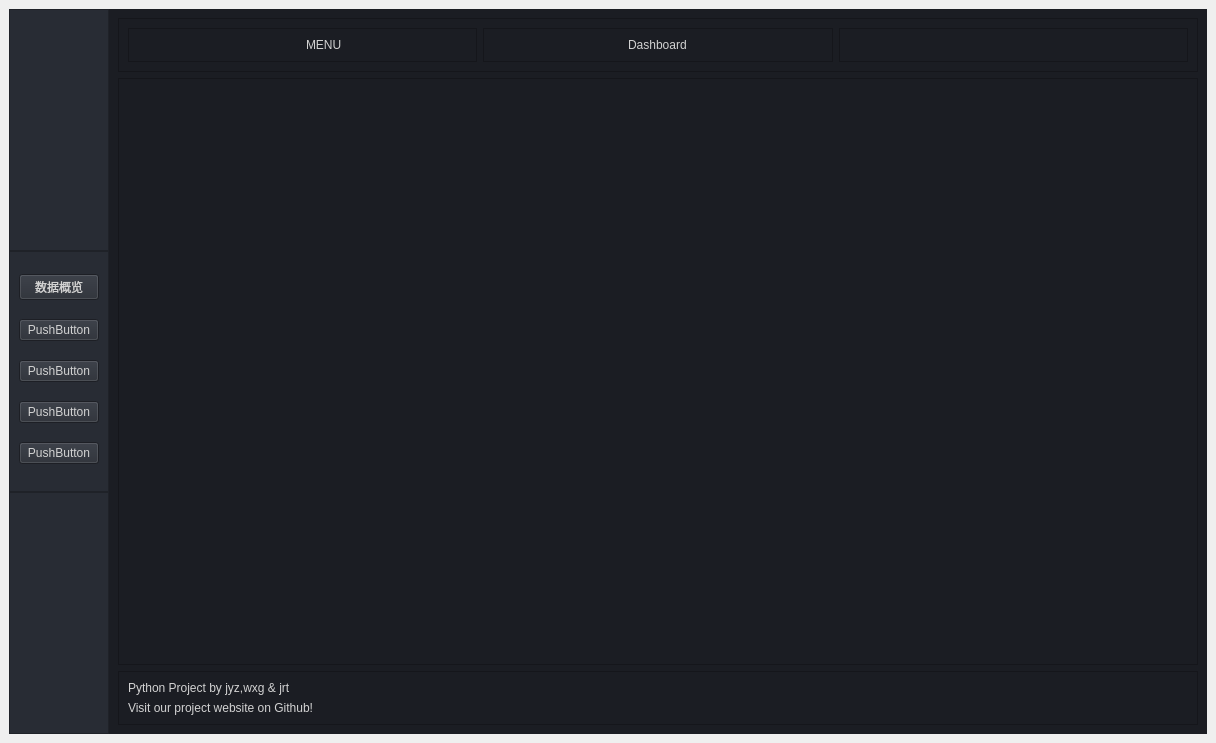
First picture: the form in 2.ui, repository LaiAng8086/PythonProject, before the edit.
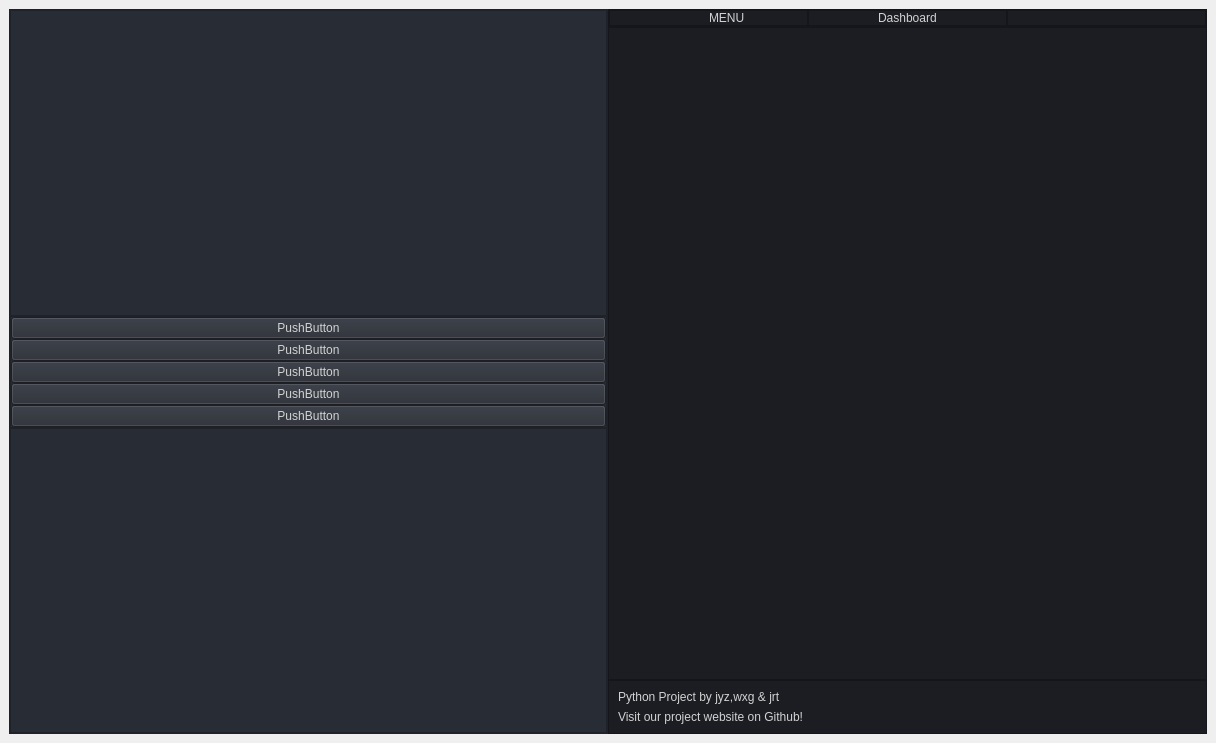
Second picture: the form after the edit. Icons and pictures are not drawn. Custom widgets are drawn as their Qt base class.

Diff of the .ui file:
```diff
--- a/2.ui
+++ b/2.ui
@@ -250,28 +250,28 @@
         <number>0</number>
        </property>
        <item>
-        <widget class="QFrame" name="frame_leftmenu">
+        <widget class="QCustomSlideMenu" name="widget_leftmenu" native="true">
          <property name="sizePolicy">
           <sizepolicy hsizetype="Expanding" vsizetype="Expanding">
            <horstretch>0</horstretch>
            <verstretch>0</verstretch>
           </sizepolicy>
          </property>
+         <property name="minimumSize">
+          <size>
+           <width>0</width>
+           <height>721</height>
+          </size>
+         </property>
          <property name="maximumSize">
           <size>
-           <width>100</width>
+           <width>16777215</width>
            <height>16777215</height>
           </size>
          </property>
          <property name="styleSheet">
           <string notr="true">background-color: rgb(40, 44, 52);</string>
          </property>
-         <property name="frameShape">
-          <enum>QFrame::NoFrame</enum>
-         </property>
-         <property name="frameShadow">
-          <enum>QFrame::Raised</enum>
-         </property>
          <layout class="QVBoxLayout" name="verticalLayout">
           <property name="spacing">
            <number>0</number>
@@ -289,30 +289,13 @@
            <number>0</number>
           </property>
           <item>
-           <widget class="QFrame" name="frame_3">
-            <property name="frameShape">
-             <enum>QFrame::StyledPanel</enum>
+           <widget class="QFrame" name="frame">
+            <property name="sizePolicy">
+             <sizepolicy hsizetype="Expanding" vsizetype="Expanding">
+              <horstretch>0</horstretch>
+              <verstretch>0</verstretch>
+             </sizepolicy>
             </property>
-            <property name="frameShadow">
-             <enum>QFrame::Raised</enum>
-            </property>
-            <widget class="QPushButton" name="pushButton">
-             <property name="geometry">
-              <rect>
-               <x>130</x>
-               <y>80</y>
-               <width>75</width>
-               <height>24</height>
-              </rect>
-             </property>
-             <property name="text">
-              <string>PushButton</string>
-             </property>
-            </widget>
-           </widget>
-          </item>
-          <item>
-           <widget class="QFrame" name="frame_4">
             <property name="frameShape">
              <enum>QFrame::StyledPanel</enum>
             </property>
@@ -320,64 +303,184 @@
              <enum>QFrame::Raised</enum>
             </property>
             <layout class="QVBoxLayout" name="verticalLayout_2">
+             <property name="spacing">
+              <number>0</number>
+             </property>
+             <property name="leftMargin">
+              <number>0</number>
+             </property>
+             <property name="topMargin">
+              <number>0</number>
+             </property>
+             <property name="rightMargin">
+              <number>0</number>
+             </property>
+             <property name="bottomMargin">
+              <number>0</number>
+             </property>
              <item>
-              <widget class="QPushButton" name="pushButton_6">
-               <property name="text">
-                <string>数据概览</string>
+              <widget class="QFrame" name="frame_3">
+               <property name="sizePolicy">
+                <sizepolicy hsizetype="Preferred" vsizetype="Expanding">
+                 <horstretch>0</horstretch>
+                 <verstretch>0</verstretch>
+                </sizepolicy>
                </property>
-               <property name="icon">
-                <iconset resource="files.qrc">
-                 <normaloff>:/20x20/icons/20x20/cil-list.png</normaloff>:/20x20/icons/20x20/cil-list.png</iconset>
+               <property name="frameShape">
+                <enum>QFrame::StyledPanel</enum>
                </property>
-               <property name="iconSize">
-                <size>
-                 <width>20</width>
-                 <height>20</height>
-                </size>
+               <property name="frameShadow">
+                <enum>QFrame::Raised</enum>
                </property>
               </widget>
              </item>
-             <item>
-              <widget class="QPushButton" name="pushButton_2">
-               <property name="text">
-                <string>PushButton</string>
+             <item alignment="Qt::AlignVCenter">
+              <widget class="QFrame" name="frame_4">
+               <property name="sizePolicy">
+                <sizepolicy hsizetype="Preferred" vsizetype="Expanding">
+                 <horstretch>0</horstretch>
+                 <verstretch>0</verstretch>
+                </sizepolicy>
                </property>
-              </widget>
-             </item>
-             <item>
-              <widget class="QPushButton" name="pushButton_3">
-               <property name="text">
-                <string>PushButton</string>
+               <property name="frameShape">
+                <enum>QFrame::StyledPanel</enum>
                </property>
-              </widget>
-             </item>
-             <item>
-              <widget class="QPushButton" name="pushButton_5">
-               <property name="text">
-                <string>PushButton</string>
+               <property name="frameShadow">
+                <enum>QFrame::Raised</enum>
                </property>
+               <layout class="QVBoxLayout" name="verticalLayout_8">
+                <property name="spacing">
+                 <number>0</number>
+                </property>
+                <property name="leftMargin">
+                 <number>0</number>
+                </property>
+                <property name="topMargin">
+                 <number>0</number>
+                </property>
+                <property name="rightMargin">
+                 <number>0</number>
+                </property>
+                <property name="bottomMargin">
+                 <number>0</number>
+                </property>
+                <item>
+                 <widget class="QPushButton" name="Btn_1">
+                  <property name="sizePolicy">
+                   <sizepolicy hsizetype="Minimum" vsizetype="Expanding">
+                    <horstretch>0</horstretch>
+                    <verstretch>0</verstretch>
+                   </sizepolicy>
+                  </property>
+                  <property name="maximumSize">
+                   <size>
+                    <width>16777215</width>
+                    <height>30</height>
+                   </size>
+                  </property>
+                  <property name="text">
+                   <string>PushButton</string>
+                  </property>
+                 </widget>
+                </item>
+                <item>
+                 <widget class="QPushButton" name="Btn_2">
+                  <property name="sizePolicy">
+                   <sizepolicy hsizetype="Minimum" vsizetype="Expanding">
+                    <horstretch>0</horstretch>
+                    <verstretch>0</verstretch>
+                   </sizepolicy>
+                  </property>
+                  <property name="maximumSize">
+                   <size>
+                    <width>16777215</width>
+                    <height>30</height>
+                   </size>
+                  </property>
+                  <property name="text">
+                   <string>PushButton</string>
+                  </property>
+                 </widget>
+                </item>
+                <item>
+                 <widget class="QPushButton" name="Btn_3">
+                  <property name="sizePolicy">
+                   <sizepolicy hsizetype="Minimum" vsizetype="Expanding">
+                    <horstretch>0</horstretch>
+                    <verstretch>0</verstretch>
+                   </sizepolicy>
+                  </property>
+                  <property name="maximumSize">
+                   <size>
+                    <width>16777215</width>
+                    <height>30</height>
+                   </size>
+                  </property>
+                  <property name="text">
+                   <string>PushButton</string>
+                  </property>
+                 </widget>
+                </item>
+                <item>
+                 <widget class="QPushButton" name="Btn_4">
+                  <property name="sizePolicy">
+                   <sizepolicy hsizetype="Minimum" vsizetype="Expanding">
+                    <horstretch>0</horstretch>
+                    <verstretch>0</verstretch>
+                   </sizepolicy>
+                  </property>
+                  <property name="maximumSize">
+                   <size>
+                    <width>16777215</width>
+                    <height>30</height>
+                   </size>
+                  </property>
+                  <property name="text">
+                   <string>PushButton</string>
+                  </property>
+                 </widget>
+                </item>
+                <item>
+                 <widget class="QPushButton" name="Btn_5">
+                  <property name="sizePolicy">
+                   <sizepolicy hsizetype="Minimum" vsizetype="Expanding">
+                    <horstretch>0</horstretch>
+                    <verstretch>0</verstretch>
+                   </sizepolicy>
+                  </property>
+                  <property name="maximumSize">
+                   <size>
+                    <width>16777215</width>
+                    <height>30</height>
+                   </size>
+                  </property>
+                  <property name="text">
+                   <string>PushButton</string>
+                  </property>
+                 </widget>
+                </item>
+               </layout>
               </widget>
              </item>
              <item>
-              <widget class="QPushButton" name="pushButton_4">
-               <property name="text">
-                <string>PushButton</string>
+              <widget class="QFrame" name="frame_5">
+               <property name="sizePolicy">
+                <sizepolicy hsizetype="Preferred" vsizetype="Expanding">
+                 <horstretch>0</horstretch>
+                 <verstretch>0</verstretch>
+                </sizepolicy>
+               </property>
+               <property name="frameShape">
+                <enum>QFrame::StyledPanel</enum>
+               </property>
+               <property name="frameShadow">
+                <enum>QFrame::Raised</enum>
                </property>
               </widget>
              </item>
             </layout>
            </widget>
           </item>
-          <item>
-           <widget class="QFrame" name="frame_5">
-            <property name="frameShape">
-             <enum>QFrame::StyledPanel</enum>
-            </property>
-            <property name="frameShadow">
-             <enum>QFrame::Raised</enum>
-            </property>
-           </widget>
-          </item>
          </layout>
         </widget>
        </item>
@@ -399,6 +502,21 @@
           <enum>QFrame::Raised</enum>
          </property>
          <layout class="QVBoxLayout" name="verticalLayout_3">
+          <property name="spacing">
+           <number>0</number>
+          </property>
+          <property name="leftMargin">
+           <number>0</number>
+          </property>
+          <property name="topMargin">
+           <number>0</number>
+          </property>
+          <property name="rightMargin">
+           <number>0</number>
+          </property>
+          <property name="bottomMargin">
+           <number>0</number>
+          </property>
           <item>
            <widget class="QFrame" name="frame_top">
             <property name="frameShape">
@@ -408,6 +526,21 @@
              <enum>QFrame::Raised</enum>
             </property>
             <layout class="QHBoxLayout" name="horizontalLayout_4">
+             <property name="spacing">
+              <number>0</number>
+             </property>
+             <property name="leftMargin">
+              <number>0</number>
+             </property>
+             <property name="topMargin">
+              <number>0</number>
+             </property>
+             <property name="rightMargin">
+              <number>0</number>
+             </property>
+             <property name="bottomMargin">
+              <number>0</number>
+             </property>
              <item>
               <widget class="QFrame" name="frame_9">
                <property name="frameShape">
@@ -417,8 +550,23 @@
                 <enum>QFrame::Raised</enum>
                </property>
                <layout class="QHBoxLayout" name="horizontalLayout_6">
+                <property name="spacing">
+                 <number>0</number>
+                </property>
+                <property name="leftMargin">
+                 <number>0</number>
+                </property>
+                <property name="topMargin">
+                 <number>0</number>
+                </property>
+                <property name="rightMargin">
+                 <number>0</number>
+                </property>
+                <property name="bottomMargin">
+                 <number>0</number>
+                </property>
                 <item>
-                 <widget class="QPushButton" name="pushButton_7">
+                 <widget class="QPushButton" name="Btn_toggle">
                   <property name="styleSheet">
                    <string notr="true">QPushButton {	
 	border: none;
@@ -457,7 +605,7 @@
               </widget>
              </item>
              <item>
-              <widget class="QFrame" name="frame">
+              <widget class="QFrame" name="frame_header">
                <property name="frameShape">
                 <enum>QFrame::StyledPanel</enum>
                </property>
@@ -465,6 +613,21 @@
                 <enum>QFrame::Raised</enum>
                </property>
                <layout class="QVBoxLayout" name="verticalLayout_5">
+                <property name="spacing">
+                 <number>0</number>
+                </property>
+                <property name="leftMargin">
+                 <number>0</number>
+                </property>
+                <property name="topMargin">
+                 <number>0</number>
+                </property>
+                <property name="rightMargin">
+                 <number>0</number>
+                </property>
+                <property name="bottomMargin">
+                 <number>0</number>
+                </property>
                 <item alignment="Qt::AlignHCenter">
                  <widget class="QLabel" name="label_4">
                   <property name="text">
@@ -475,7 +638,7 @@
                </layout>
               </widget>
              </item>
-             <item>
+             <item alignment="Qt::AlignTop">
               <widget class="QFrame" name="frame_2">
                <property name="frameShape">
                 <enum>QFrame::StyledPanel</enum>
@@ -484,6 +647,21 @@
                 <enum>QFrame::Raised</enum>
                </property>
                <layout class="QHBoxLayout" name="horizontalLayout_5">
+                <property name="spacing">
+                 <number>0</number>
+                </property>
+                <property name="leftMargin">
+                 <number>0</number>
+                </property>
+                <property name="topMargin">
+                 <number>0</number>
+                </property>
+                <property name="rightMargin">
+                 <number>0</number>
+                </property>
+                <property name="bottomMargin">
+                 <number>0</number>
+                </property>
                 <item>
                  <widget class="QPushButton" name="Btn_minimize">
                   <property name="styleSheet">
@@ -593,8 +771,8 @@
             </property>
             <layout class="QHBoxLayout" name="horizontalLayout_3">
              <item>
-              <widget class="QStackedWidget" name="stackedWidget">
-               <widget class="QWidget" name="page"/>
+              <widget class="QCustomStackedWidget" name="stackedWidget">
+               <widget class="QWidget" name="page_1"/>
                <widget class="QWidget" name="page_2">
                 <layout class="QVBoxLayout" name="verticalLayout_6">
                  <item>
@@ -728,6 +906,18 @@
    <extends>QGraphicsView</extends>
    <header>qchartview.h</header>
   </customwidget>
+  <customwidget>
+   <class>QCustomStackedWidget</class>
+   <extends>QStackedWidget</extends>
+   <header>Custom_Widgets.Widgets.h</header>
+   <container>1</container>
+  </customwidget>
+  <customwidget>
+   <class>QCustomSlideMenu</class>
+   <extends>QWidget</extends>
+   <header>Custom_Widgets.Widgets.h</header>
+   <container>1</container>
+  </customwidget>
  </customwidgets>
  <resources>
   <include location="files.qrc"/>
```
